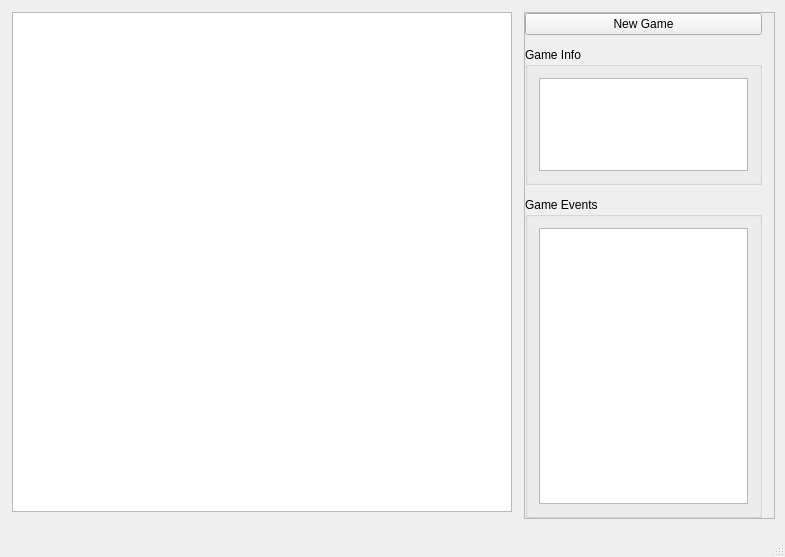
Above: main/mainwindow.ui from fjp/othello_qt before the change. Below: the same form after it.
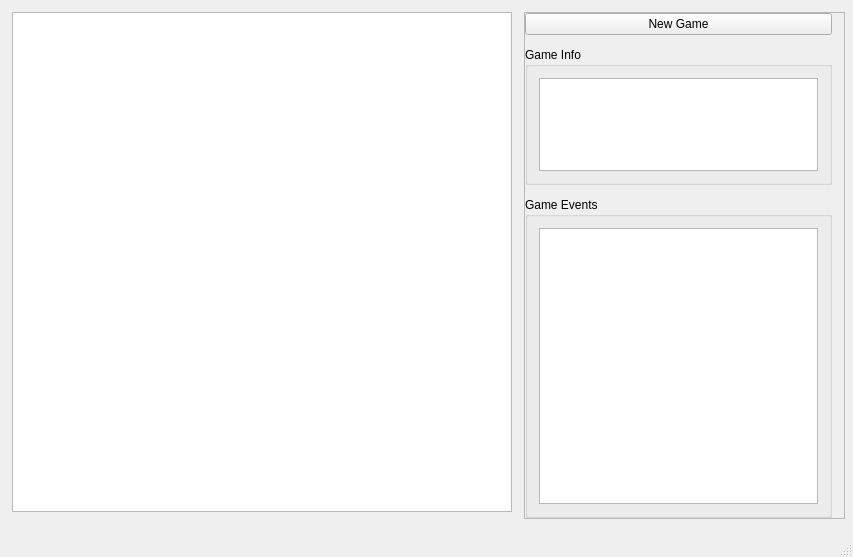
That is the form after the change.

Patch:
```diff
--- a/main/mainwindow.ui
+++ b/main/mainwindow.ui
@@ -6,7 +6,7 @@
    <rect>
     <x>0</x>
     <y>0</y>
-    <width>785</width>
+    <width>853</width>
     <height>557</height>
    </rect>
   </property>
@@ -37,7 +37,7 @@
      <rect>
       <x>524</x>
       <y>12</y>
-      <width>251</width>
+      <width>321</width>
       <height>507</height>
      </rect>
     </property>
```
Left out of the diff: 2 changed lines with no effect on the pictures.
